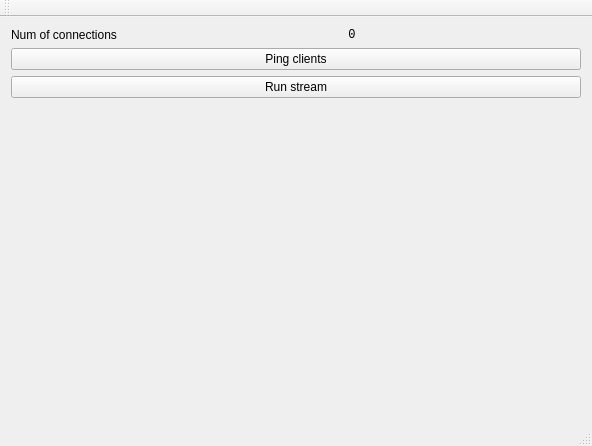
Above: server/main_window.ui from redmoo/P2P-Radio before the change. Below: the same form after it.
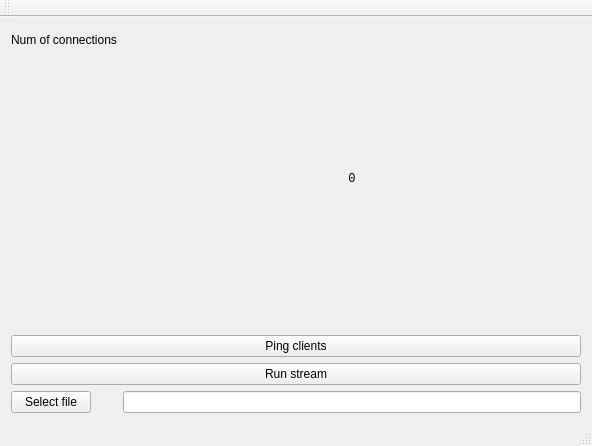
That is the form after the change.

```diff
--- a/server/main_window.ui
+++ b/server/main_window.ui
@@ -53,6 +53,23 @@
         </property>
        </widget>
       </item>
+      <item row="4" column="0">
+       <widget class="QPushButton" name="pushButton">
+        <property name="text">
+         <string>Select file</string>
+        </property>
+       </widget>
+      </item>
+      <item row="4" column="1">
+       <widget class="QLineEdit" name="fileName">
+        <property name="sizePolicy">
+         <sizepolicy hsizetype="Expanding" vsizetype="Expanding">
+          <horstretch>0</horstretch>
+          <verstretch>0</verstretch>
+         </sizepolicy>
+        </property>
+       </widget>
+      </item>
      </layout>
     </item>
    </layout>
```
